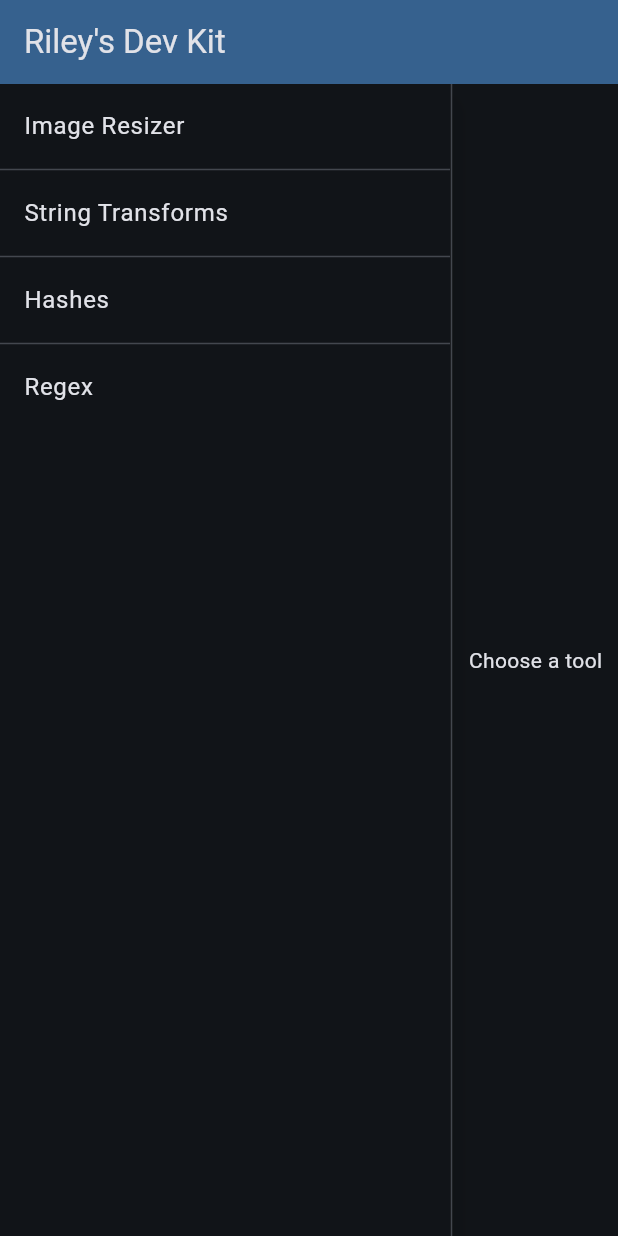
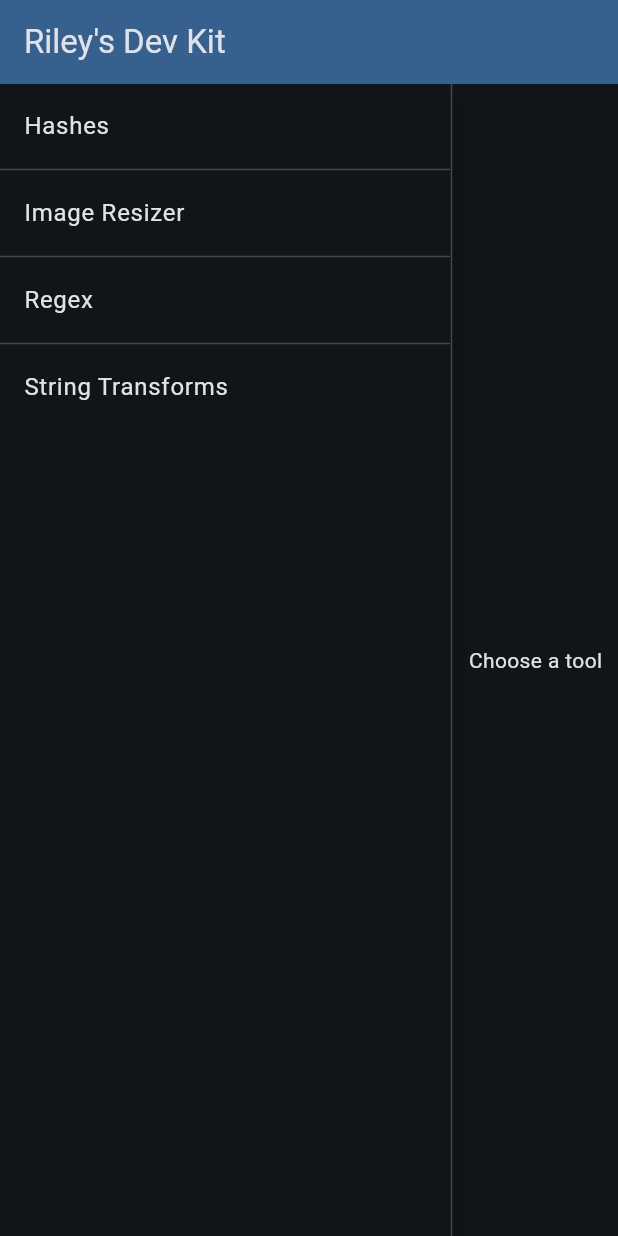
Before and after one commit to rileyteige/devkit, a Flutter app: the screen it shows after launch, on a phone screen of 412 x 824 dp. Run offline on Flutter 3.47's test engine with Material 2 defaults, Android fonts, the phone set to English and light mode, and no system bars; our stand-ins replace another_flushbar, file_picker; missing offline and left inert: pasteboard.

Commit message:
sort the sidebar

```diff
--- a/lib/main.dart
+++ b/lib/main.dart
@@ -44,20 +44,20 @@ class MyApp extends StatelessWidget {
                     return Sidebar(
                       navs: const [
                         NavigationListTile(
+                          route: Routes.hashes,
+                          title: Text('Hashes'),
+                        ),
+                        NavigationListTile(
                           route: Routes.imageResizer,
                           title: Text('Image Resizer'),
                         ),
                         NavigationListTile(
+                          route: Routes.regexTester,
+                          title: Text('Regex'),
+                        ),
+                        NavigationListTile(
                           route: Routes.stringTransformations,
                           title: Text('String Transforms'),
-                        ),
-                        NavigationListTile(
-                          route: Routes.hashes,
-                          title: Text('Hashes'),
-                        ),
-                        NavigationListTile(
-                          route: Routes.regexTester,
-                          title: Text('Regex'),
                         ),
                       ],
                     );
--- a/lib/routes.dart
+++ b/lib/routes.dart
@@ -14,14 +14,6 @@ class Routes {
   static const String hashes = '/Hashes';
   static const String regexTester = '/RegexTester';
 
-  static final Map<String, WidgetBuilder> all = {
-    home: (_) => const Center(child: Text('Choose a tool')),
-    imageResizer: (_) => const ImageResizer(),
-    stringTransformations: (_) => const StringTransformations(),
-    hashes: (_) => const Hashes(),
-    regexTester: (_) => const RegexTester(),
-  };
-
   static Route onGenerateRoute(RouteSettings settings) {
     final name = settings.name;
 
@@ -31,6 +23,9 @@ class Routes {
       pageBuilder: (_, __, ___) => switch (name) {
         home => const Center(child: Text('Choose a tool')),
         imageResizer => const ImageResizer(),
+        stringTransformations => const StringTransformations(),
+        hashes => const Hashes(),
+        regexTester => const RegexTester(),
         _ => Center(child: Text('Route not found: $name')),
       },
     );
```
